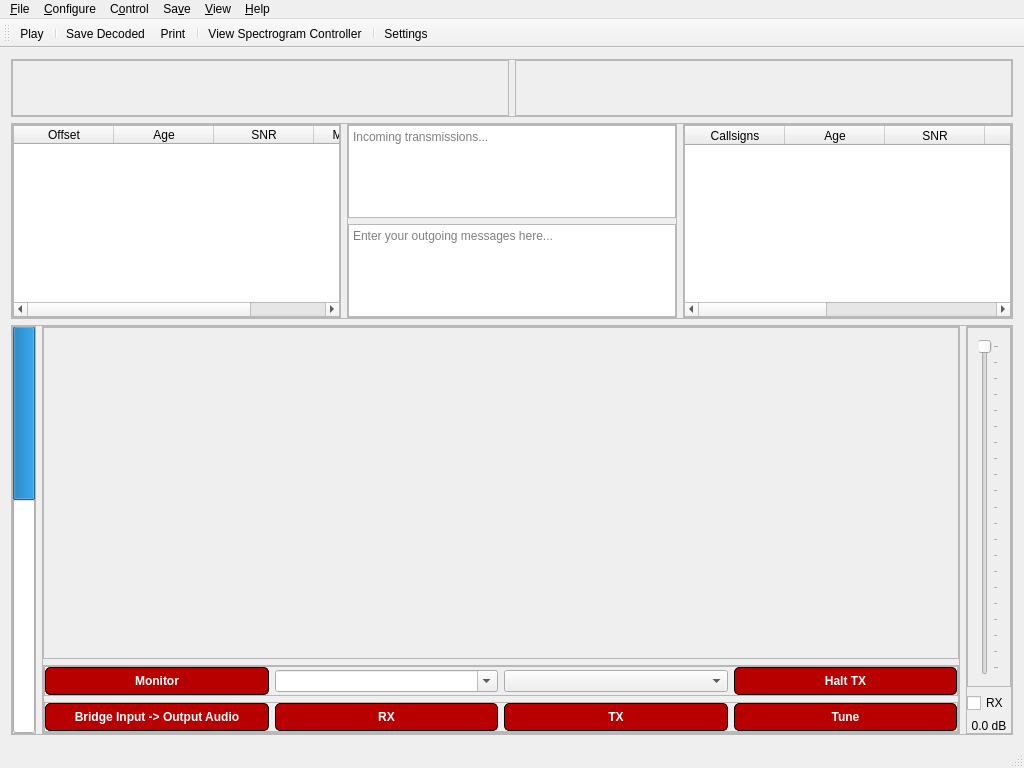
GekkoFyre/small-world-deluxe, file src/ui/mainwindow.ui: the form before one commit.
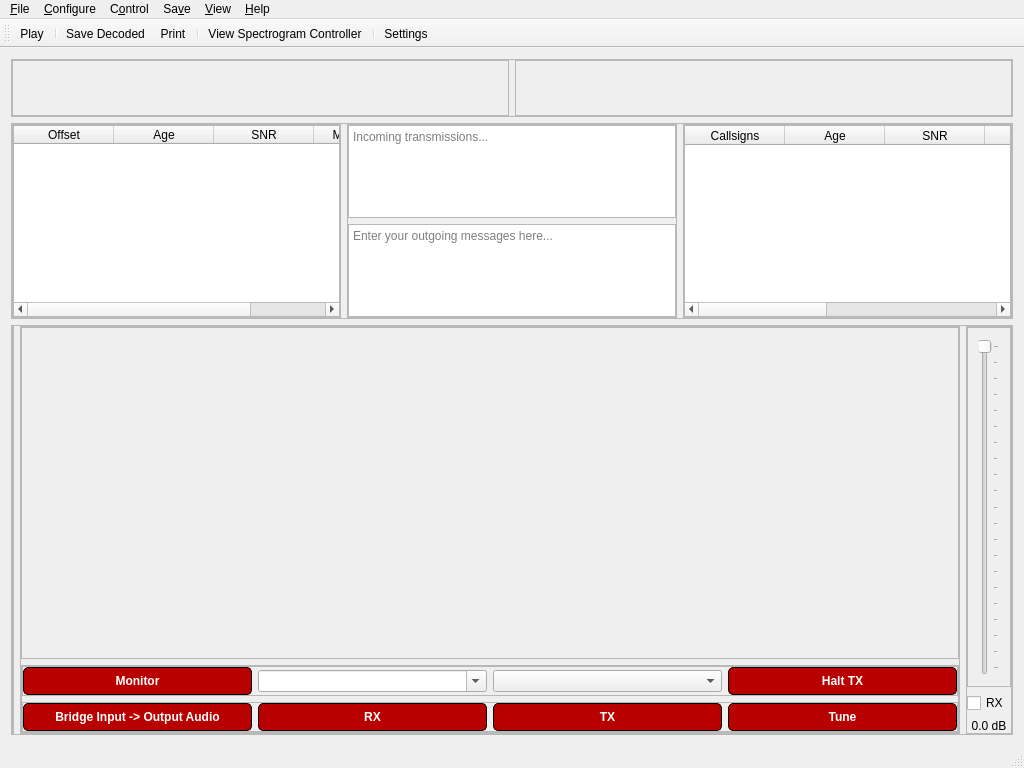
The form after the commit.

Commit message: * There is now a fully working VU (volume) meter! Applies to Issue #3 and Issue #8.

The edit to the form file:
```diff
--- a/src/ui/mainwindow.ui
+++ b/src/ui/mainwindow.ui
@@ -394,28 +394,6 @@
           <property name="bottomMargin">
            <number>0</number>
           </property>
-          <item>
-           <widget class="QProgressBar" name="progressBar_spect_vu_meter">
-            <property name="toolTip">
-             <string>Volume of incoming audio signal.</string>
-            </property>
-            <property name="minimum">
-             <number>30</number>
-            </property>
-            <property name="maximum">
-             <number>100</number>
-            </property>
-            <property name="value">
-             <number>60</number>
-            </property>
-            <property name="orientation">
-             <enum>Qt::Vertical</enum>
-            </property>
-            <property name="invertedAppearance">
-             <bool>true</bool>
-            </property>
-           </widget>
-          </item>
          </layout>
         </widget>
        </item>
```
The commit also changes 7 other files.
